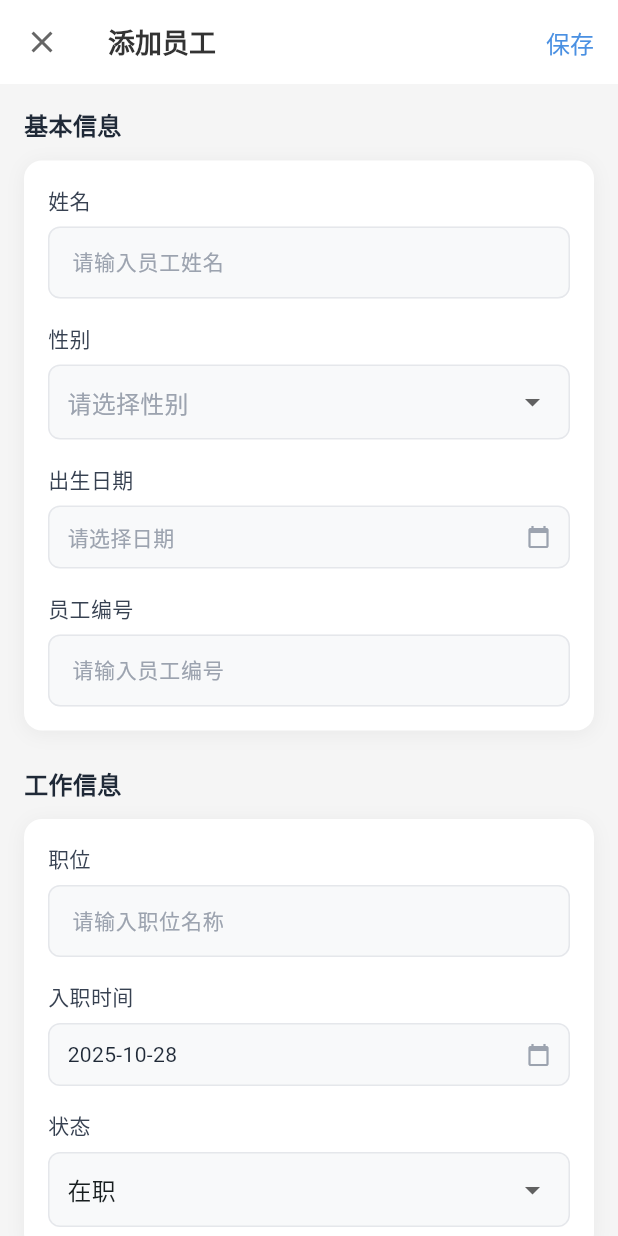
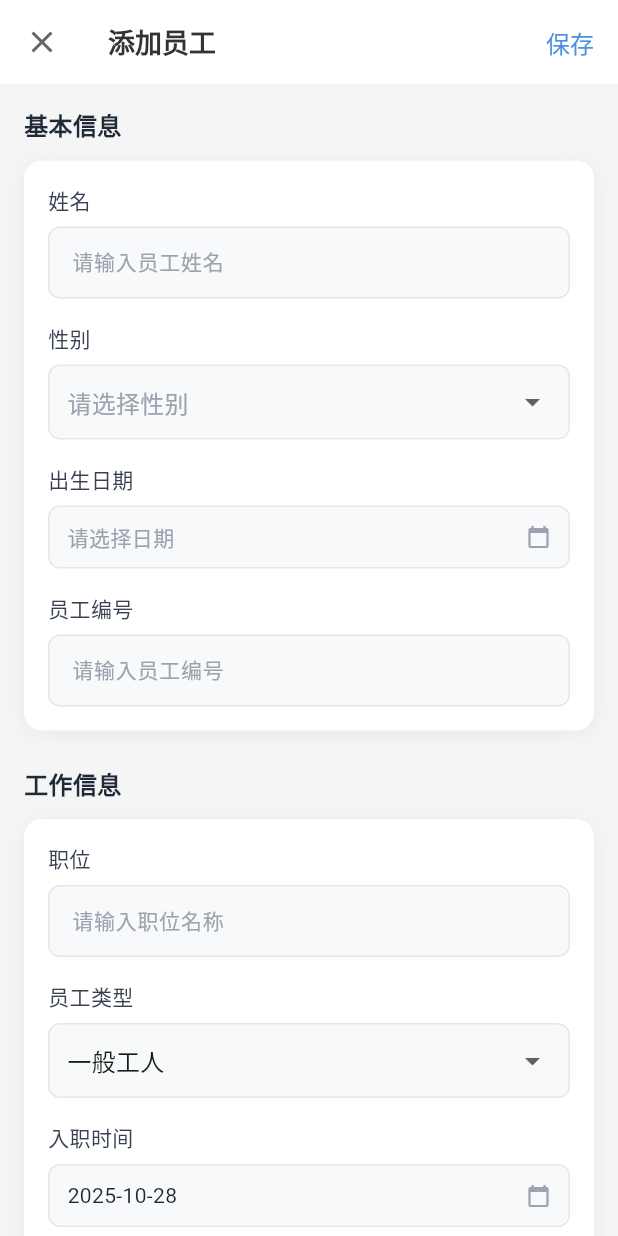
Before and after one commit to youbiaokachi123/xintai_erp_app, a Flutter app: the EmployeeFormScreen screen opened directly, on a phone screen of 412 x 824 dp. Run offline on Flutter 3.47's test engine with Material 3 defaults, Android fonts, the light colour scheme and no system bars; our stand-ins replace flutter_dotenv, supabase_flutter; accounts and stored records are empty.

Commit message:
feat:员工添加员工类型字段

```diff
--- a/lib/models/employee.dart
+++ b/lib/models/employee.dart
@@ -8,6 +8,7 @@ class Employee {
   final String? email;
   final String? employeeNumber;
   final String? position;
+  final String employeeType;
   final DateTime hireDate;
   final String status;
   final String? address;
@@ -27,6 +28,7 @@ class Employee {
     this.email,
     this.employeeNumber,
     this.position,
+    this.employeeType = 'general',
     required this.hireDate,
     this.status = 'active',
     this.address,
@@ -51,6 +53,7 @@ class Employee {
       email: map['email'] as String?,
       employeeNumber: map['employee_number'] as String?,
       position: map['position'] as String?,
+      employeeType: map['employee_type'] as String? ?? 'general',
       hireDate: DateTime.parse(map['hire_date'] as String),
       status: map['status'] as String? ?? 'active',
       address: map['address'] as String?,
@@ -74,6 +77,7 @@ class Employee {
       'email': email,
       'employee_number': employeeNumber,
       'position': position,
+      'employee_type': employeeType,
       'hire_date': hireDate.toIso8601String().split('T')[0], // 只保留日期部分
       'status': status,
       'address': address,
@@ -96,6 +100,7 @@ class Employee {
       'email': email,
       'employee_number': employeeNumber,
       'position': position,
+      'employee_type': employeeType,
       'hire_date': hireDate.toIso8601String().split('T')[0],
       'status': status,
       'address': address,
@@ -115,6 +120,7 @@ class Employee {
     String? email,
     String? employeeNumber,
     String? position,
+    String? employeeType,
     DateTime? hireDate,
     String? status,
     String? address,
@@ -134,6 +140,7 @@ class Employee {
       email: email ?? this.email,
       employeeNumber: employeeNumber ?? this.employeeNumber,
       position: position ?? this.position,
+      employeeType: employeeType ?? this.employeeType,
       hireDate: hireDate ?? this.hireDate,
       status: status ?? this.status,
       address: address ?? this.address,
@@ -182,6 +189,28 @@ class Employee {
     }
   }
 
+  // 获取员工类型显示文本
+  String get employeeTypeDisplay {
+    switch (employeeType) {
+      case 'general':
+        return '一般工人';
+      case 'packager':
+        return '包装工';
+      case 'ironer':
+        return '烫衣工';
+      case 'seamstress':
+        return '缝纫工';
+      case 'cutter':
+        return '裁剪工';
+      case 'quality_inspector':
+        return '质检员';
+      case 'other':
+        return '其他';
+      default:
+        return '一般工人';
+    }
+  }
+
   @override
   String toString() {
     return 'Employee(id: $id, name: $name, employeeNumber: $employeeNumber)';
--- a/lib/screens/employee/employee_form_screen.dart
+++ b/lib/screens/employee/employee_form_screen.dart
@@ -30,10 +30,20 @@ class _EmployeeFormScreenState extends State<EmployeeFormScreen> {
   DateTime? _birthDate;
   DateTime? _hireDate;
   String _selectedStatus = 'active';
+  String _selectedEmployeeType = 'general';
 
   bool _isLoading = false;
 
   final List<String> _genders = ['男', '女', '其他'];
+  final List<Map<String, String>> _employeeTypeOptions = [
+    {'value': 'general', 'label': '一般工人'},
+    {'value': 'packager', 'label': '包装工'},
+    {'value': 'ironer', 'label': '烫衣工'},
+    {'value': 'seamstress', 'label': '缝纫工'},
+    {'value': 'cutter', 'label': '裁剪工'},
+    {'value': 'quality_inspector', 'label': '质检员'},
+    {'value': 'other', 'label': '其他'},
+  ];
   final List<Map<String, String>> _statusOptions = [
     {'value': 'active', 'label': '在职'},
     {'value': 'inactive', 'label': '休假'},
@@ -78,6 +88,7 @@ class _EmployeeFormScreenState extends State<EmployeeFormScreen> {
     _selectedGender = employee.gender;
     _birthDate = employee.birthDate;
     _hireDate = employee.hireDate;
+    _selectedEmployeeType = employee.employeeType;
     _selectedStatus = employee.status;
   }
 
@@ -120,6 +131,7 @@ class _EmployeeFormScreenState extends State<EmployeeFormScreen> {
           email: _emailController.text.trim().isEmpty ? null : _emailController.text.trim(),
           employeeNumber: _employeeNumberController.text.trim().isEmpty ? null : _employeeNumberController.text.trim(),
           position: _positionController.text.trim().isEmpty ? null : _positionController.text.trim(),
+          employeeType: _selectedEmployeeType,
           hireDate: _hireDate!,
           status: _selectedStatus,
           address: _addressController.text.trim().isEmpty ? null : _addressController.text.trim(),
@@ -138,6 +150,7 @@ class _EmployeeFormScreenState extends State<EmployeeFormScreen> {
           email: _emailController.text.trim().isEmpty ? null : _emailController.text.trim(),
           employeeNumber: _employeeNumberController.text.trim().isEmpty ? null : _employeeNumberController.text.trim(),
           position: _positionController.text.trim().isEmpty ? null : _positionController.text.trim(),
+          employeeType: _selectedEmployeeType,
           hireDate: _hireDate!,
           status: _selectedStatus,
           address: _addressController.text.trim().isEmpty ? null : _addressController.text.trim(),
@@ -367,6 +380,18 @@ class _EmployeeFormScreenState extends State<EmployeeFormScreen> {
             controller: _positionController,
             label: '职位',
             hintText: '请输入职位名称',
+          ),
+          const SizedBox(height: 16),
+          _buildDropdownField(
+            label: '员工类型',
+            value: _employeeTypeOptions.firstWhere((option) => option['value'] == _selectedEmployeeType, orElse: () => _employeeTypeOptions[0])['label'],
+            items: _employeeTypeOptions.map((option) => option['label'] as String).toList(),
+            onChanged: (value) {
+              final selectedOption = _employeeTypeOptions.firstWhere((option) => option['label'] == value);
+              setState(() {
+                _selectedEmployeeType = selectedOption['value']!;
+              });
+            },
           ),
           const SizedBox(height: 16),
           _buildDateField(
--- a/lib/service/employee_service.dart
+++ b/lib/service/employee_service.dart
@@ -56,6 +56,7 @@ class EmployeeService {
     String? email,
     String? employeeNumber,
     String? position,
+    String employeeType = 'general',
     required DateTime hireDate,
     String status = 'active',
     String? address,
@@ -89,6 +90,7 @@ class EmployeeService {
         'email': email,
         'employee_number': employeeNumber,
         'position': position,
+        'employee_type': employeeType,
         'hire_date': hireDate.toIso8601String().split('T')[0],
         'status': status,
         'address': address,
@@ -119,6 +121,7 @@ class EmployeeService {
     String? email,
     String? employeeNumber,
     String? position,
+    String? employeeType,
     DateTime? hireDate,
     String? status,
     String? address,
@@ -151,6 +154,7 @@ class EmployeeService {
       if (email != null) updateData['email'] = email;
       if (employeeNumber != null) updateData['employee_number'] = employeeNumber;
       if (position != null) updateData['position'] = position;
+      if (employeeType != null) updateData['employee_type'] = employeeType;
       if (hireDate != null) updateData['hire_date'] = hireDate.toIso8601String().split('T')[0];
       if (status != null) updateData['status'] = status;
       if (address != null) updateData['address'] = address;
```
Also changed, not shown: lib/screens/employee/employee_list_screen.dart (+8 -0 lines).
